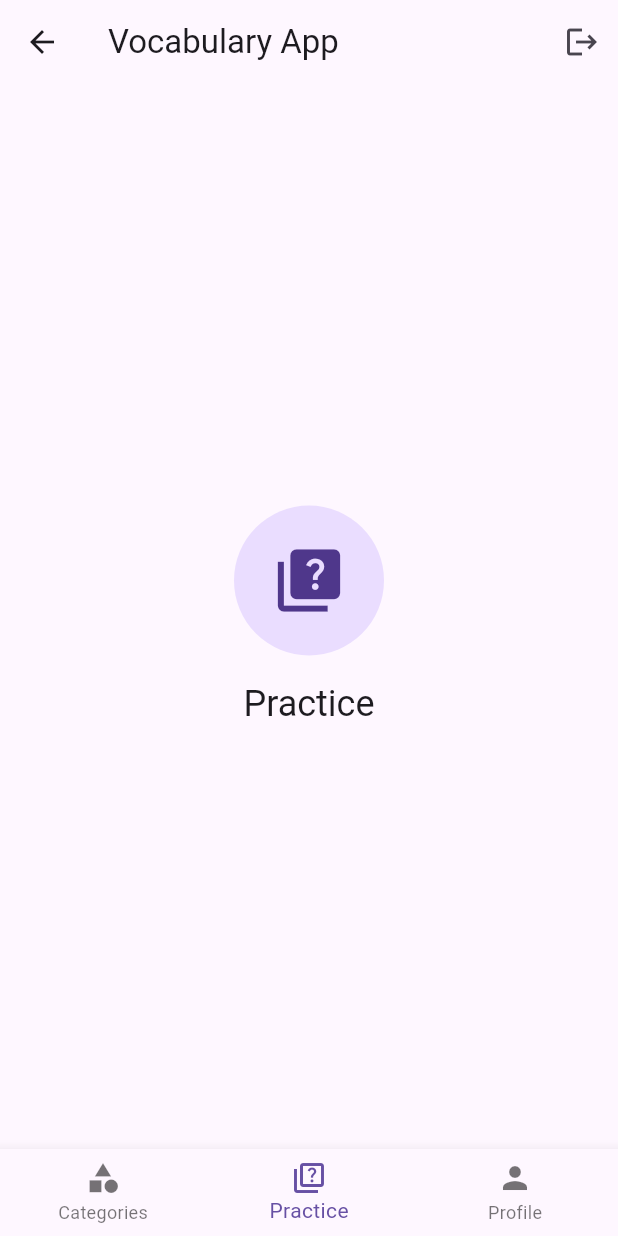
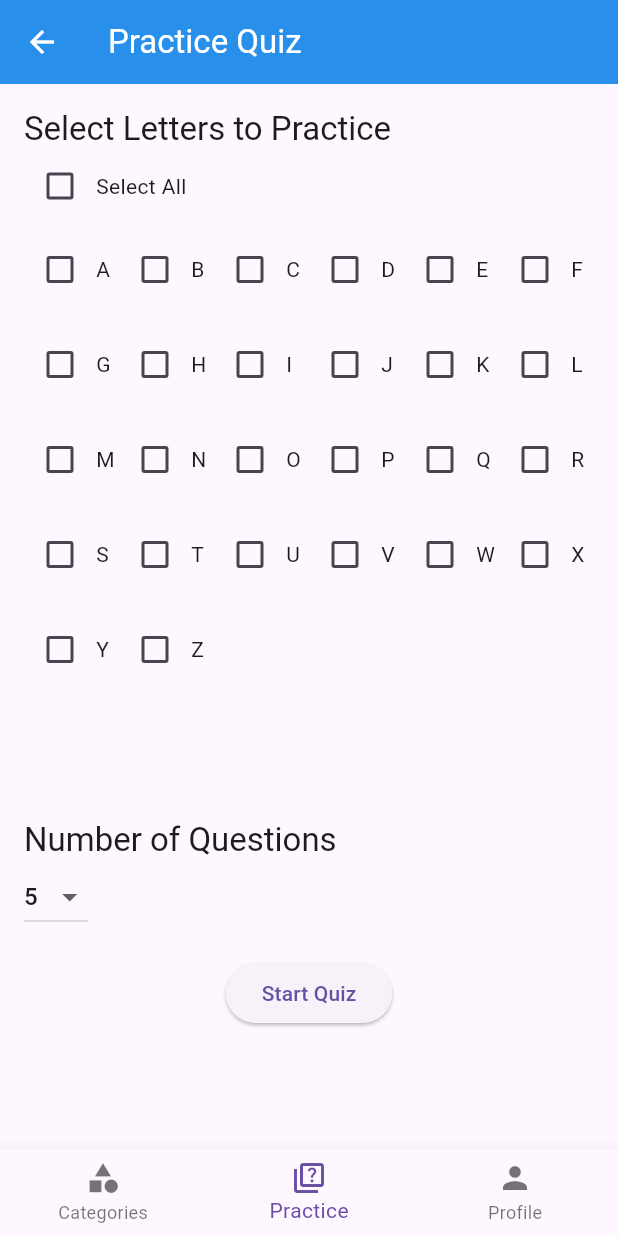
Before and after one commit to towhaEL/Vocab-Flash, a Flutter app: the HomeScreen screen opened by its route, item 2 of the bottom bar chosen, on a phone screen of 412 x 824 dp. Run offline on Flutter 3.47's test engine with Material 3 defaults, Android fonts, the phone set to English and light mode, and no system bars; our stand-ins replace cloud_firestore, firebase_auth, firebase_core, fl_chart, flutter_dotenv, flutter_tts and 1 more; accounts and stored records are empty.

Commit message:
added quiz features with stats

```diff
--- a/lib/main.dart
+++ b/lib/main.dart
@@ -1,5 +1,6 @@
 import 'package:flutter/material.dart';
 import 'package:firebase_core/firebase_core.dart';
+import 'package:vocabflashcard_app/screens/practice_screen.dart';
 import 'package:vocabflashcard_app/screens/profile_screen.dart';
 import 'screens/login_screen.dart';
 import 'screens/signup_screen.dart';
@@ -55,6 +56,7 @@ class MyApp extends StatelessWidget {
         '/home': (context) => HomeScreen(),
         '/flashcard': (context) => FlashcardScreen(), // Add this line
         '/profile': (context) => ProfileScreen(),
+        '/practice': (context) => PracticeScreen(),
       },
     );
   }
--- a/lib/screens/home_screen.dart
+++ b/lib/screens/home_screen.dart
@@ -1,6 +1,6 @@
 import 'package:flutter/material.dart';
 import 'package:firebase_auth/firebase_auth.dart';
-import '../services/auth_service.dart';
+import 'package:vocabflashcard_app/screens/practice_screen.dart';
 import '../widgets/bottom_navbar.dart';
 import '../widgets/category_tile.dart';
 import 'profile_screen.dart';
@@ -12,7 +12,6 @@ class HomeScreen extends StatefulWidget {
 
 class _HomeScreenState extends State<HomeScreen> {
   int _selectedIndex = 0;
-  final AuthService _authService = AuthService();
   User? _user;
   bool _isLoading = true;
 
@@ -35,10 +34,6 @@ class _HomeScreenState extends State<HomeScreen> {
     }
   }
 
-  Future<void> _signOut() async {
-    await _authService.signOut();
-    Navigator.pushReplacementNamed(context, '/login');
-  }
 
   @override
   Widget build(BuildContext context) {
@@ -54,15 +49,15 @@ class _HomeScreenState extends State<HomeScreen> {
     }
 
     return Scaffold(
-      appBar: AppBar(
-        title: Text('Vocabulary App'),
-        actions: [
-          IconButton(
-            icon: Icon(Icons.logout),
-            onPressed: _signOut,
-          ),
-        ],
-      ),
+      // appBar: AppBar(
+      //   title: Text('Vocabulary App'),
+      //   actions: [
+      //     IconButton(
+      //       icon: Icon(Icons.logout),
+      //       onPressed: _signOut,
+      //     ),
+      //   ],
+      // ),
       body: _buildBody(),
       bottomNavigationBar: BottomNavbar(
         selectedIndex: _selectedIndex,
@@ -78,7 +73,7 @@ class _HomeScreenState extends State<HomeScreen> {
       case 0:
         return _buildCategoriesSection();
       case 1:
-        return _buildPracticeSection();
+        return PracticeScreen();
       case 2:
         return ProfileScreen();
       default:
@@ -87,7 +82,24 @@ class _HomeScreenState extends State<HomeScreen> {
   }
 
   Widget _buildCategoriesSection() {
-    return GridView.builder(
+    return
+    Scaffold(
+      appBar: AppBar(
+        title: Text('Select a category to start learning'),
+        backgroundColor: Colors.blue,
+        elevation: 5.0,
+        foregroundColor: Colors.white,
+
+      ),
+      body: Column(
+        crossAxisAlignment: CrossAxisAlignment.start,
+        children: [
+          // Padding(
+          //   padding: const EdgeInsets.all(16.0),
+          //   child: Text('Select a category to start learning:', style: Theme.of(context).textTheme.titleLarge),
+          // ),
+          Expanded(
+            child: GridView.builder(
               padding: EdgeInsets.all(16),
               gridDelegate: SliverGridDelegateWithFixedCrossAxisCount(
                 crossAxisCount: 3,
@@ -109,25 +121,11 @@ class _HomeScreenState extends State<HomeScreen> {
                   },
                 );
               },
-    );
-  }
-
-  Widget _buildPracticeSection() {
-    return Center(
-      child: Column(
-        mainAxisAlignment: MainAxisAlignment.center,
-        children: [
-          CircleAvatar(
-            radius: 50,
-            child: Icon(Icons.quiz, size: 50),
             ),
-          SizedBox(height: 16),
-          Text(
-            'Practice',
-            style: Theme.of(context).textTheme.headlineSmall,
           ),
         ],
       ),
     );
   }
+
 }
--- a/lib/screens/practice_screen.dart
+++ b/lib/screens/practice_screen.dart
@@ -0,0 +1,133 @@
+import 'package:flutter/material.dart';
+import 'quiz_screen.dart';
+
+class PracticeScreen extends StatefulWidget {
+  @override
+  _PracticeScreenState createState() => _PracticeScreenState();
+}
+
+class _PracticeScreenState extends State<PracticeScreen> {
+  List<String> _letters = List.generate(26, (index) => String.fromCharCode(index + 65));
+  List<bool> _selectedLetters = List.generate(26, (index) => false);
+  bool _selectAll = false;
+  int _numberOfQuestions = 5;
+  final List<int> _questionOptions = [5, 10, 15, 20];
+
+  void _toggleSelectAll(bool? value) {
+    setState(() {
+      _selectAll = value ?? false;
+      for (int i = 0; i < _selectedLetters.length; i++) {
+        _selectedLetters[i] = _selectAll;
+      }
+    });
+  }
+
+  void _toggleLetterSelection(int index, bool? value) {
+    setState(() {
+      _selectedLetters[index] = value ?? false;
+      _selectAll = _selectedLetters.every((element) => element);
+    });
+  }
+
+  void _startQuiz() {
+    if (_selectedLetters.every((element) => !element)) {
+      // Show a dialog or snackbar if no letters are selected
+      showDialog(
+        context: context,
+        builder: (context) => AlertDialog(
+          title: Text('No Letters Selected'),
+          content: Text('Please select at least one letter to start the quiz.'),
+          actions: [
+            TextButton(
+              onPressed: () => Navigator.pop(context),
+              child: Text('OK'),
+            ),
+          ],
+        ),
+      );
+      return;
+    }
+
+    // Navigate to the quiz screen with the selected letters and number of questions
+    Navigator.push(
+      context,
+      MaterialPageRoute(
+        builder: (context) => QuizScreen(
+          selectedLetters: _letters.asMap().entries.where((entry) => _selectedLetters[entry.key]).map((entry) => entry.value).toList(),
+          numberOfQuestions: _numberOfQuestions,
+        ),
+      ),
+    );
+  }
+
+  @override
+  Widget build(BuildContext context) {
+    return Scaffold(
+      appBar: AppBar(
+        title: Text('Practice Quiz'),
+        backgroundColor: Colors.blue,
+        elevation: 5.0,
+        foregroundColor: Colors.white,
+      ),
+      body: Padding(
+        padding: const EdgeInsets.all(16.0),
+        child: Column(
+          crossAxisAlignment: CrossAxisAlignment.start,
+          children: [
+            Text('Select Letters to Practice', style: Theme.of(context).textTheme.titleLarge),
+            Row(
+              children: [
+                Checkbox(
+                  value: _selectAll,
+                  onChanged: _toggleSelectAll,
+                ),
+                Text('Select All'),
+              ],
+            ),
+            Expanded(
+              child: GridView.builder(
+                gridDelegate: SliverGridDelegateWithFixedCrossAxisCount(crossAxisCount: 6),
+                itemCount: _letters.length,
+                itemBuilder: (context, index) {
+                  return Row(
+                    children: [
+                      Checkbox(
+                        value: _selectedLetters[index],
+                        onChanged: (value) => _toggleLetterSelection(index, value),
+                      ),
+                      Text(_letters[index]),
+                    ],
+                  );
+                },
+              ),
+            ),
+            SizedBox(height: 16),
+            Text('Number of Questions', style: Theme.of(context).textTheme.titleLarge),
+            DropdownButton<int>(
+              value: _numberOfQuestions,
+              onChanged: (value) {
+                setState(() {
+                  _numberOfQuestions = value!;
+                });
+              },
+              items: _questionOptions.map((int value) {
+                return DropdownMenuItem<int>(
+                  value: value,
+                  child: Text(value.toString()),
+                );
+              }).toList(),
+            ),
+            SizedBox(height: 16),
+            Center(
+              child: ElevatedButton(
+                onPressed: _startQuiz,
+                child: Text('Start Quiz'),
+              ),
+            ),
+            SizedBox(height: 64),
+          ],
+        ),
+      ),
+    );
+  }
+}
```
Also changed, not shown: lib/models/quiz_model.dart (added, +13 -0 lines), lib/screens/profile_screen.dart (+25 -2 lines), lib/screens/quiz_history.dart (added, +97 -0 lines), lib/screens/quiz_screen.dart (added, +285 -0 lines), lib/screens/statistics.dart (+38 -4 lines), lib/services/firestore_service.dart (+34 -0 lines). Lines whose indentation alone changed are shown as unchanged.
